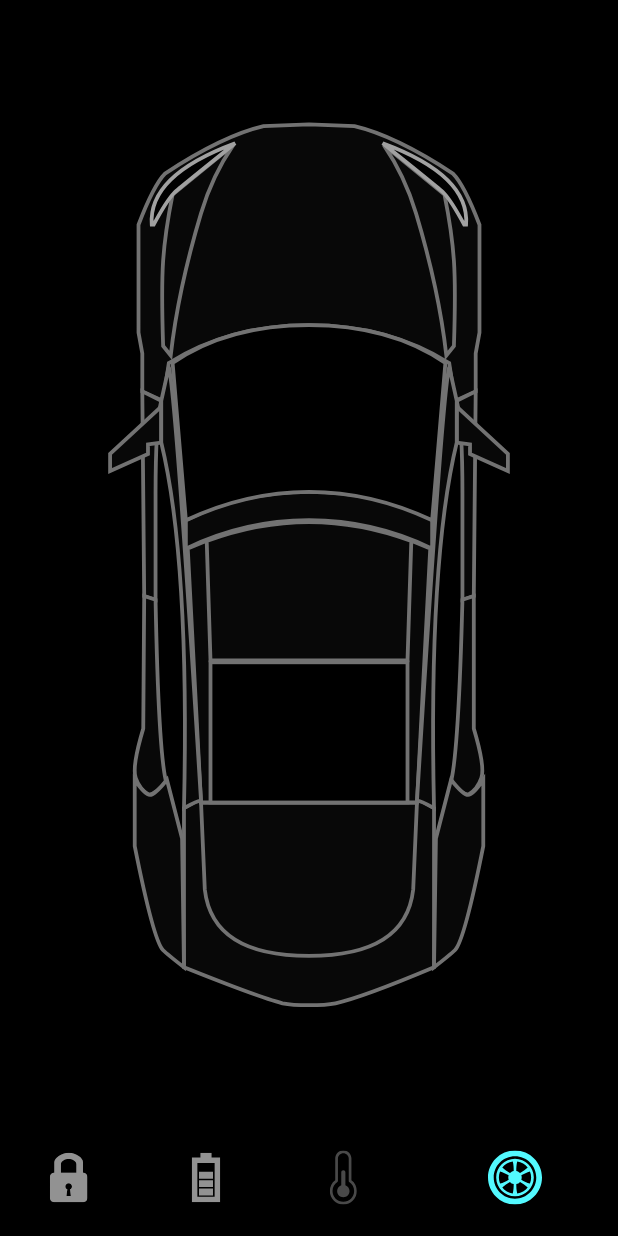
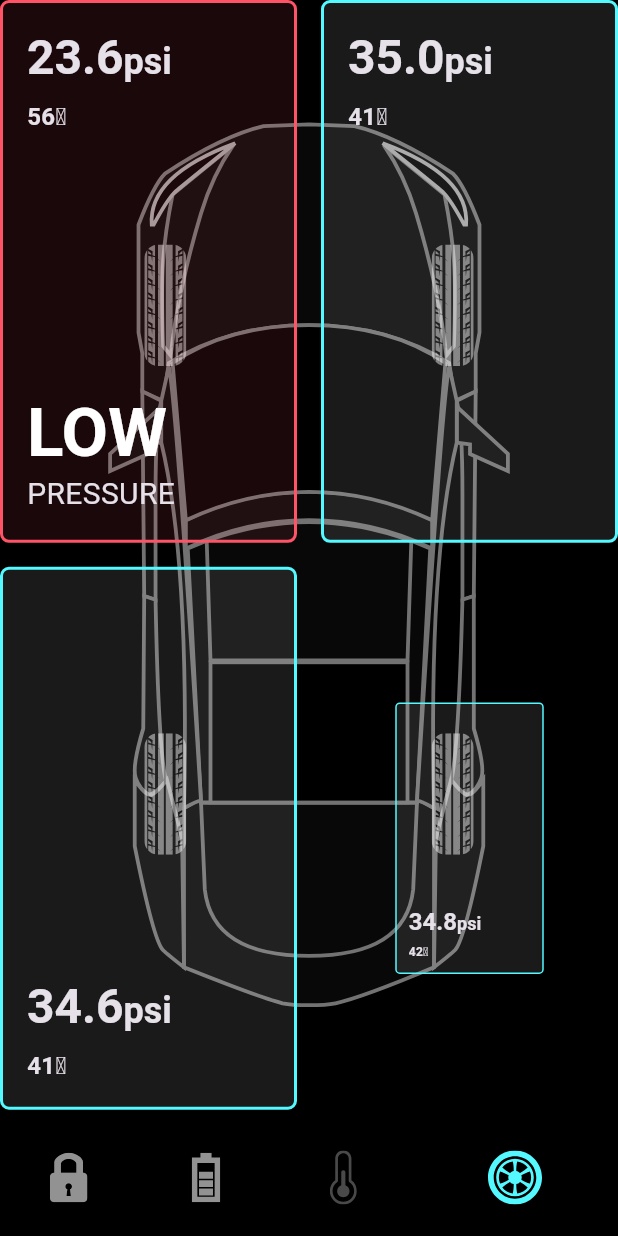
Before and after one commit to AhmedEl-Shamy/Car-Control-App, a Flutter app: the screen it shows after launch, item 4 of the bottom bar chosen, on a phone screen of 412 x 824 dp. Run offline on Flutter 3.47's test engine with Material 3 defaults, Android fonts, the light colour scheme and no system bars; our stand-ins replace flutter_svg.

Commit message:
finish tires view

```diff
--- /dev/null
+++ b/lib/features/domain/tire_entity.dart
@@ -0,0 +1,6 @@
+class TireEntity {
+  final double tirePressure;
+  final int tireTemp;
+
+  const TireEntity({required this.tirePressure, required this.tireTemp});
+}
--- a/lib/features/home/presentation/pages/home_page.dart
+++ b/lib/features/home/presentation/pages/home_page.dart
@@ -14,14 +14,17 @@ class HomePage extends StatefulWidget {
 class _HomePageState extends State<HomePage> with TickerProviderStateMixin {
   late AnimationController _batteryAnimationController;
   late AnimationController _tempAnimationController;
+  late AnimationController _tiresAnimationController;
   late Animation<double> batteryStatusAnimation;
   late Animation<double> tempAnimation;
+  late Animation<double> tiresAnimation;
+  late List<Animation<double>> tiresStatusAnimation;
   int currentIndex = 0;
-
   @override
   void initState() {
     _setupBatteryAnimation();
     _setupTempAnimation();
+    _setupTiresAnimation();
     super.initState();
   }
 
@@ -47,6 +50,24 @@ class _HomePageState extends State<HomePage> with TickerProviderStateMixin {
     );
   }
 
+  void _setupTiresAnimation() {
+    _tiresAnimationController = AnimationController(
+      vsync: this,
+      duration: Duration(milliseconds: 1000),
+    );
+    tiresAnimation = CurvedAnimation(
+      parent: _tiresAnimationController,
+      curve: Interval(0, 0.2),
+    );
+    tiresStatusAnimation = List.generate(
+      4,
+      (index) => CurvedAnimation(
+        parent: _tiresAnimationController,
+        curve: Interval((index + 1) * 0.2, (index + 2) * 0.2),
+      ),
+    );
+  }
+
   @override
   void dispose() {
     _batteryAnimationController.dispose();
@@ -61,6 +82,8 @@ class _HomePageState extends State<HomePage> with TickerProviderStateMixin {
         currentIndex: currentIndex,
         batteryAinmation: batteryStatusAnimation,
         tempAnimation: tempAnimation,
+        tiresAnimation: tiresAnimation,
+        tiresStatusAnimations: tiresStatusAnimation,
       ),
       bottomNavigationBar: CustomButtomNavigationBar(
         currentIndex: currentIndex,
@@ -75,27 +98,33 @@ class _HomePageState extends State<HomePage> with TickerProviderStateMixin {
         await _batteryAnimationController.reverse();
       case 2:
         await _tempAnimationController.reverse();
+      case 3:
+        await _tiresAnimationController.reverse();
     }
 
     switch (value) {
       case 0:
-        currentIndex = value;
-        setState(() {});
+        _updateUI(value);
       case 1:
         Future.delayed(AppConstants.kDefaultDuration, () {
           _batteryAnimationController.forward();
         });
-        currentIndex = value;
-        setState(() {});
+        _updateUI(value);
       case 2:
         Future.delayed(AppConstants.kDefaultDuration, () {
           _tempAnimationController.forward();
         });
-        currentIndex = value;
-        setState(() {});
+        _updateUI(value);
       case 3:
-        currentIndex = value;
-        setState(() {});
+        Future.delayed(AppConstants.kDefaultDuration, () {
+          _tiresAnimationController.forward();
+        });
+        _updateUI(value);
     }
   }
+
+  void _updateUI(int value) {
+    currentIndex = value;
+    setState(() {});
+  }
 }
--- a/lib/features/home/presentation/widgets/battery_status_view.dart
+++ b/lib/features/home/presentation/views/battery_status_view.dart
@@ -3,7 +3,7 @@ import 'package:flutter_svg/flutter_svg.dart';
 
 import '../../../../core/utlis/app_assets.dart';
 import '../../../../core/utlis/constants.dart';
-import 'battery_status_info_widget.dart';
+import '../widgets/battery_status_info_widget.dart';
 
 class BatteryStatusView extends StatelessWidget {
   const BatteryStatusView({
--- a/lib/features/home/presentation/widgets/door_lock_view.dart
+++ b/lib/features/home/presentation/views/door_lock_view.dart
@@ -1,7 +1,7 @@
 import 'package:flutter/material.dart';
 
 import '../../../../core/utlis/constants.dart';
-import 'lock_unlock_button.dart';
+import '../widgets/lock_unlock_button.dart';
 
 class DoorLockView extends StatelessWidget {
   const DoorLockView({
--- a/lib/features/home/presentation/widgets/temp_view.dart
+++ b/lib/features/home/presentation/views/temp_view.dart
@@ -2,7 +2,7 @@ import 'package:flutter/material.dart';
 
 import '../../../../core/utlis/app_assets.dart';
 import '../../../../core/utlis/constants.dart';
-import 'temp_details.dart';
+import '../widgets/temp_details.dart';
 
 class TempView extends StatefulWidget {
   const TempView({
--- /dev/null
+++ b/lib/features/home/presentation/views/tires_view.dart
@@ -0,0 +1,39 @@
+import 'package:flutter/material.dart';
+
+import '../widgets/car_layout_box.dart';
+import '../widgets/car_tires.dart';
+import '../widgets/tires_status_grid_view.dart';
+
+class TiresView extends StatelessWidget {
+  const TiresView({
+    super.key,
+    required this.tiresAnimation,
+    required this.tiresStatusAnimations,
+    required this.constraints,
+  });
+
+  final BoxConstraints constraints;
+  final Animation<double> tiresAnimation;
+  final List<Animation<double>> tiresStatusAnimations;
+
+  @override
+  Widget build(BuildContext context) {
+    return Stack(
+      alignment: Alignment.center,
+      children: [
+        FadeTransition(
+          opacity: tiresAnimation,
+          child: CarLayoutBox(
+            outConstraints: constraints,
+            builder: (context, constraints) =>
+                CarTiers(constraints: constraints),
+          ),
+        ),
+        TiresStatusGridView(
+          constraints: constraints,
+          tiresStatusAnimations: tiresStatusAnimations,
+        ),
+      ],
+    );
+  }
+}
--- a/lib/features/home/presentation/widgets/car_image_widget.dart
+++ b/lib/features/home/presentation/widgets/car_image_widget.dart
@@ -12,7 +12,7 @@ class CarImageWidget extends StatelessWidget {
   Widget build(BuildContext context) {
     return Padding(
       padding: EdgeInsets.symmetric(vertical: constraints.maxHeight * 0.1),
-      child: SvgPicture.asset(AppAssets.kIconsCar, width: double.infinity),
+      child: SvgPicture.asset(AppAssets.kIconsCar, width: double.infinity,),
     );
   }
 }
--- /dev/null
+++ b/lib/features/home/presentation/widgets/car_layout_box.dart
@@ -0,0 +1,22 @@
+import 'package:flutter/material.dart';
+
+class CarLayoutBox extends StatelessWidget {
+  const CarLayoutBox({
+    super.key,
+    required this.outConstraints,
+    required this.builder,
+  });
+  final BoxConstraints outConstraints;
+  final Widget Function(BuildContext context, BoxConstraints constraints)
+  builder;
+  @override
+  Widget build(BuildContext context) {
+    return Padding(
+      padding: EdgeInsets.all(outConstraints.maxHeight * 0.1),
+      child: AspectRatio(
+        aspectRatio: 222 / 477,
+        child: LayoutBuilder(builder: builder),
+      ),
+    );
+  }
+}
--- /dev/null
+++ b/lib/features/home/presentation/widgets/car_tires.dart
@@ -0,0 +1,37 @@
+import 'package:flutter/material.dart';
+import 'package:flutter_svg/flutter_svg.dart';
+
+import '../../../../core/utlis/app_assets.dart';
+
+class CarTiers extends StatelessWidget {
+  const CarTiers({super.key, required this.constraints});
+  final BoxConstraints constraints;
+  @override
+  Widget build(BuildContext context) {
+    return Stack(
+      alignment: Alignment.center,
+      children: [
+        Positioned(
+          top: constraints.maxHeight * 0.12,
+          left: constraints.maxWidth * 0.08,
+          child: SvgPicture.asset(AppAssets.kIconsFLTyre),
+        ),
+        Positioned(
+          top: constraints.maxHeight * 0.12,
+          right: constraints.maxWidth * 0.08,
+          child: SvgPicture.asset(AppAssets.kIconsFLTyre),
+        ),
+        Positioned(
+          top: constraints.maxHeight * 0.7,
+          left: constraints.maxWidth * 0.08,
+          child: SvgPicture.asset(AppAssets.kIconsFLTyre),
+        ),
+        Positioned(
+          top: constraints.maxHeight * 0.7,
+          right: constraints.maxWidth * 0.08,
+          child: SvgPicture.asset(AppAssets.kIconsFLTyre),
+        ),
+      ],
+    );
+  }
+}
--- a/lib/features/home/presentation/widgets/home_page_body.dart
+++ b/lib/features/home/presentation/widgets/home_page_body.dart
@@ -1,10 +1,11 @@
 import 'package:car_control_app/core/utlis/constants.dart';
 import 'package:flutter/material.dart';
 
-import 'battery_status_view.dart';
+import '../views/battery_status_view.dart';
 import 'car_image_widget.dart';
-import 'door_lock_view.dart';
-import 'temp_view.dart';
+import '../views/door_lock_view.dart';
+import '../views/temp_view.dart';
+import '../views/tires_view.dart';
 
 class HomePageBody extends StatelessWidget {
   const HomePageBody({
@@ -12,10 +13,14 @@ class HomePageBody extends StatelessWidget {
     required this.currentIndex,
     required this.batteryAinmation,
     required this.tempAnimation,
+    required this.tiresAnimation,
+    required this.tiresStatusAnimations,
   });
   final int currentIndex;
   final Animation<double> batteryAinmation;
   final Animation<double> tempAnimation;
+  final Animation<double> tiresAnimation;
+  final List<Animation<double>> tiresStatusAnimations;
   @override
   Widget build(BuildContext context) {
     return SafeArea(
@@ -29,24 +34,43 @@ class HomePageBody extends StatelessWidget {
                 width: constraints.maxWidth,
                 height: constraints.maxHeight,
                 left: currentIndex == 2 ? constraints.maxWidth / 2 : 0,
+                // aspect ratio = 222 / 477
                 child: CarImageWidget(constraints: constraints),
               ),
               // door lock view
-              DoorLockView(
+              IgnorePointer(
+                ignoring: currentIndex != 0,
+                child: DoorLockView(
                   currentIndex: currentIndex,
                   constraints: constraints,
                 ),
+              ),
               // battery view
-              BatteryStatusView(
+              IgnorePointer(
+                ignoring: currentIndex != 1,
+                child: BatteryStatusView(
                   currentIndex: currentIndex,
                   constraints: constraints,
                   batteryAinmation: batteryAinmation,
                 ),
+              ),
               // Temp View
-              TempView(
+              IgnorePointer(
+                ignoring: currentIndex != 2,
+                child: TempView(
                   currentIndex: currentIndex,
                   tempAnimation: tempAnimation,
                   constraints: constraints,
+                ),
+              ),
+              // Tires View
+              IgnorePointer(
+                ignoring: currentIndex != 3,
+                child: TiresView(
+                  tiresAnimation: tiresAnimation,
+                  tiresStatusAnimations: tiresStatusAnimations,
+                  constraints: constraints,
+                ),
               ),
             ],
           );
--- /dev/null
+++ b/lib/features/home/presentation/widgets/tires_status_grid_view.dart
@@ -0,0 +1,39 @@
+import 'package:flutter/material.dart';
+
+import '../../../../core/utlis/constants.dart';
+import '../../../domain/tire_entity.dart';
+import 'tires_status_item.dart';
+
+class TiresStatusGridView extends StatelessWidget {
+  TiresStatusGridView({
+    super.key,
+    required this.constraints,
+    required this.tiresStatusAnimations,
+  });
+  final BoxConstraints constraints;
+  final List<Animation<double>> tiresStatusAnimations;
+  final List<TireEntity> tires = [
+    TireEntity(tirePressure: 23.6, tireTemp: 56),
+    TireEntity(tirePressure: 35, tireTemp: 41),
+    TireEntity(tirePressure: 34.6, tireTemp: 41),
+    TireEntity(tirePressure: 34.8, tireTemp: 42),
+  ];
+
+  @override
+  Widget build(BuildContext context) {
+    return GridView.builder(
+      physics: NeverScrollableScrollPhysics(),
+      gridDelegate: SliverGridDelegateWithFixedCrossAxisCount(
+        crossAxisCount: 2,
+        mainAxisSpacing: AppConstants.kDefaultPading,
+        crossAxisSpacing: AppConstants.kDefaultPading,
+        childAspectRatio: constraints.maxWidth / constraints.maxHeight,
+      ),
+      itemCount: 4,
+      itemBuilder: (context, index) => ScaleTransition(
+        scale: tiresStatusAnimations[index],
+        child: TireStatusItem(tire: tires[index], itemIndex: index),
+      ),
+    );
+  }
+}
--- /dev/null
+++ b/lib/features/home/presentation/widgets/tires_status_item.dart
@@ -0,0 +1,82 @@
+import 'package:flutter/material.dart';
+
+import '../../../../core/utlis/constants.dart';
+import '../../../domain/tire_entity.dart';
+
+class TireStatusItem extends StatelessWidget {
+  const TireStatusItem({
+    super.key,
+    required this.tire,
+    required this.itemIndex,
+  });
+  final int itemIndex;
+  final TireEntity tire;
+
+  @override
+  Widget build(BuildContext context) {
+    return Container(
+      decoration: BoxDecoration(
+        borderRadius: BorderRadius.circular(6),
+        color: tire.tirePressure >= 29
+            ? Colors.white10
+            : AppConstants.kRedColor.withValues(alpha: 0.1),
+        border: Border.all(
+          color: tire.tirePressure >= 29
+              ? AppConstants.kPrimaryColor
+              : AppConstants.kRedColor,
+          width: 2,
+        ),
+      ),
+      child: Padding(
+        padding: EdgeInsets.all(AppConstants.kDefaultPading),
+        child: Column(
+          crossAxisAlignment: CrossAxisAlignment.start,
+          children: (itemIndex < 2)
+              ? _buildTireItemDetails(context)
+              : _buildTireItemDetails(context).reversed.toList(),
+        ),
+      ),
+    );
+  }
+
+  List<Widget> _buildTireItemDetails(BuildContext context) {
+    return [
+      Column(
+        crossAxisAlignment: CrossAxisAlignment.start,
+        children: [
+          Text.rich(
+            TextSpan(
+              text: "${tire.tirePressure}",
+              children: [TextSpan(text: "psi", style: TextStyle(fontSize: 24))],
+            ),
+            style: Theme.of(
+              context,
+            ).textTheme.headlineLarge!.copyWith(fontWeight: FontWeight.w600),
+          ),
+          SizedBox(height: AppConstants.kDefaultPading / 2),
+          Text(
+            '${tire.tireTemp}\u2103',
+            style: TextStyle(fontSize: 16, fontWeight: FontWeight.bold),
+          ),
+        ],
+      ),
+      Spacer(),
+      Visibility.maintain(
+        visible: tire.tirePressure < 28,
+        child: Column(
+          crossAxisAlignment: CrossAxisAlignment.start,
+          children: [
+            Text(
+              "LOW",
+              style: Theme.of(context).textTheme.displayMedium!.copyWith(
+                color: Colors.white,
+                fontWeight: FontWeight.w600,
+              ),
+            ),
+            Text("PRESSURE", style: TextStyle(fontSize: 20)),
+          ],
+        ),
+      ),
+    ];
+  }
+}
```
Lines whose indentation alone changed are shown as unchanged.
